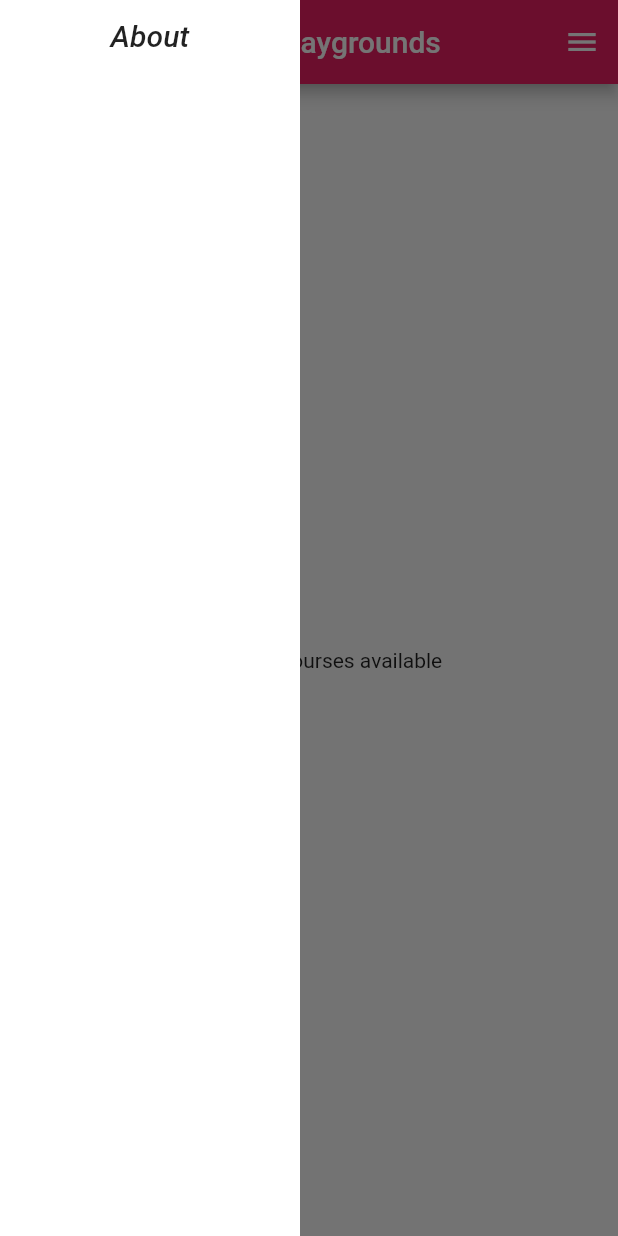
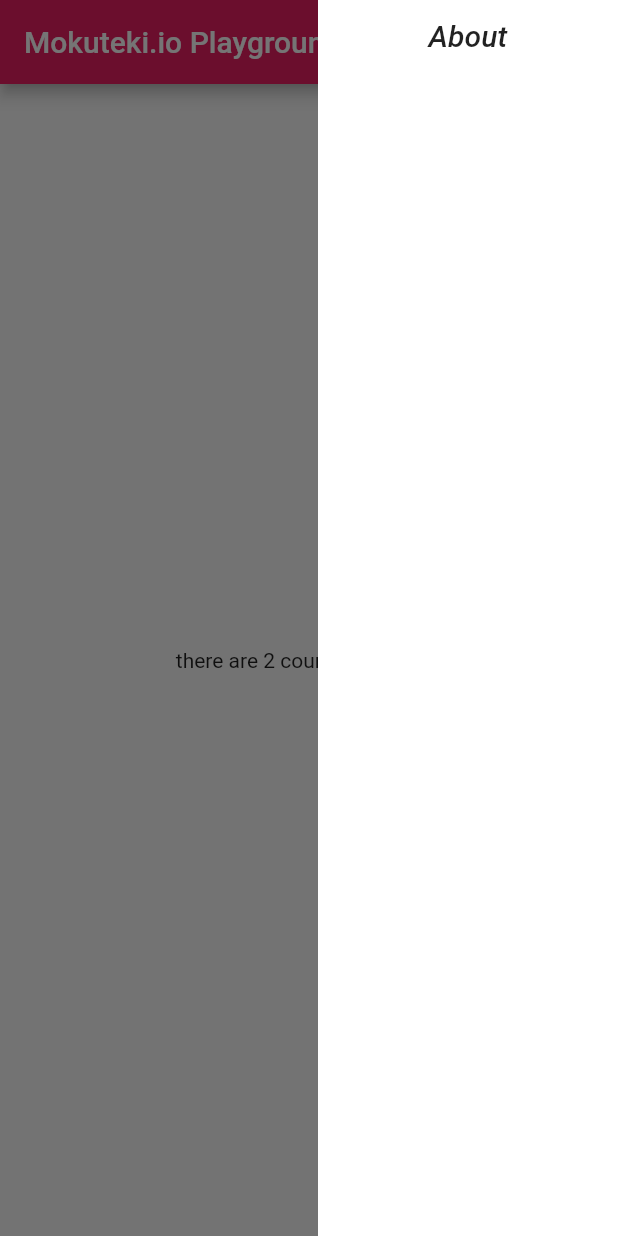
Before and after one commit to digitalnomadacademy/dart-playgrounds, a Flutter app: the screen it shows after launch, with the side drawer open, on a phone screen of 412 x 824 dp. Run offline on Flutter 3.47's test engine with Material 2 defaults, Android fonts, the phone set to English and light mode, and no system bars; missing offline and left inert: universal_html.

```diff
--- a/lib/main.dart
+++ b/lib/main.dart
@@ -12,7 +12,7 @@ class MyApp extends StatelessWidget {
   Widget build(BuildContext context) {
     return MultiProvider(
       providers: providers,
-      child: MaterialApp(
+      child: MaterialApp(debugShowCheckedModeBanner: false,
         theme: ThemeData(
           primarySwatch: Colors.pink,
         ),
--- a/lib/ui_pages/home.dart
+++ b/lib/ui_pages/home.dart
@@ -1,7 +1,6 @@
 import 'package:flutter/material.dart';
 import 'package:playground_app/observable_lessons/courses_observable.dart';
-import 'package:playground_app/router/router.dart';
-import 'package:playground_app/ui_pages/about_page.dart';
+import 'package:playground_app/widgets/drawer.dart';
 import 'package:provider/provider.dart';
 
 class HomePage extends StatefulWidget {
@@ -14,15 +13,12 @@ class _HomePageState extends State<HomePage> {
   Widget build(BuildContext context) {
     return SafeArea(
       child: MaterialApp(
+        debugShowCheckedModeBanner: false,
         home: Scaffold(
-          drawer: Drawer(),
+          endDrawer: CustomDrawer(),
           appBar: AppBar(
             title: Text('Mokuteki.io Playgrounds'),
             backgroundColor: Colors.pink,
-            actions: <Widget>[
-MenuButton()
-
-            ],
           ),
           body: Center(
             child: Consumer<CoursesO>(
@@ -35,54 +31,3 @@ MenuButton()
     );
   }
 }
-
-class MenuButton extends StatelessWidget {
-  const MenuButton({
-    Key key,
-  }) : super(key: key);
-
-  @override
-  Widget build(BuildContext context) {
-    return IconButton(
-      icon: Icon(
-        Icons.menu,
-      ),
-      onPressed: () => Scaffold.of(context).openDrawer(),
-    );
-  }
-}
-
-class Drawer extends StatelessWidget {
-  const Drawer({
-    Key key,
-  }) : super(key: key);
-
-  @override
-  Widget build(BuildContext context) {
-    return Container(color: Colors.white,width: 200,
-      child: Column(
-        children: <Widget>[
-          FlatButton(
-            child: Text('About',style: TextStyle(fontSize: 20,fontStyle: FontStyle.italic) ),
-            onPressed: () =>
-                Navigator.push(context, new MaterialPageRoute(
-                    builder: (context) =>
-                    AboutPage())
-                ),
-          ),
-
-        ],
-      ),
-    );
-  }
-}
-class CoursesList extends StatelessWidget {
-  @override
-  Widget build(BuildContext context) {
-    return Consumer<CourseO>(
-      builder: (context,o,child)=>Card(
-
-      )
-    );
-  }
-}
--- /dev/null
+++ b/lib/widgets/drawer.dart
@@ -0,0 +1,29 @@
+
+import 'package:flutter/material.dart';
+import 'package:playground_app/ui_pages/about_page.dart';
+
+
+class CustomDrawer extends StatelessWidget {
+  const CustomDrawer({
+    Key key,
+  }) : super(key: key);
+
+  @override
+  Widget build(BuildContext context) {
+    return Container(color: Colors.white,width: 200,
+      child: Column(
+        children: <Widget>[
+          FlatButton(
+            child: Text('About',style: TextStyle(fontSize: 20,fontStyle: FontStyle.italic) ),
+            onPressed: () =>
+                Navigator.push(context, MaterialPageRoute(
+                    builder: (context) =>
+                        AboutPage())
+                ),
+          ),
+
+        ],
+      ),
+    );
+  }
+}
```
Also changed, not shown: lib/ui_pages/about_page.dart (+78 -19 lines), lib/widgets/menu_button.dart (added, +18 -0 lines).
